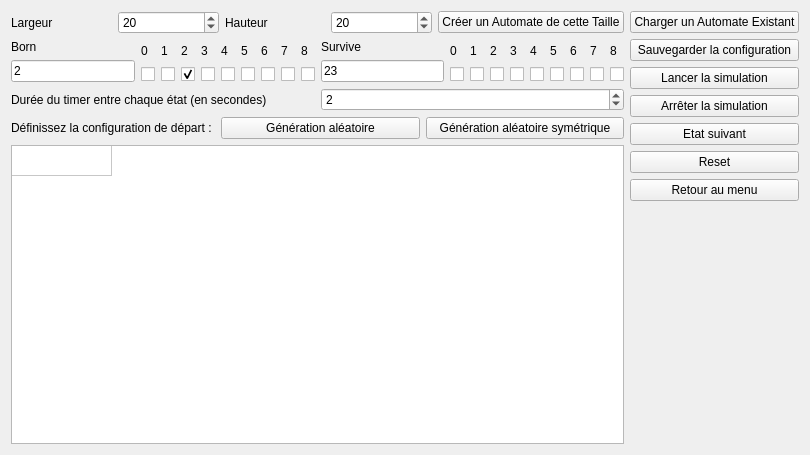
Qt form automate_2d.ui (artemisart/lo21-gameoflife) before a commit.
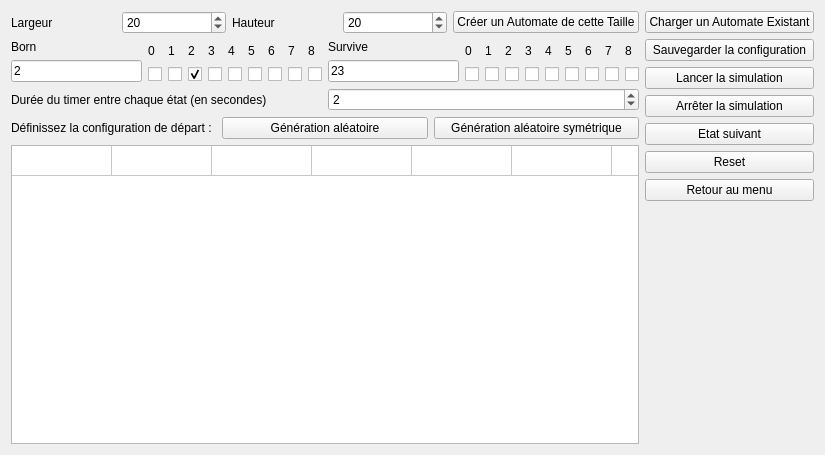
The same form after that commit.

```diff
--- a/automate_2d.ui
+++ b/automate_2d.ui
@@ -6,7 +6,7 @@
    <rect>
     <x>0</x>
     <y>0</y>
-    <width>810</width>
+    <width>825</width>
     <height>455</height>
    </rect>
   </property>
@@ -468,7 +468,7 @@
         <number>1</number>
        </property>
        <property name="columnCount">
-        <number>1</number>
+        <number>8</number>
        </property>
        <attribute name="horizontalHeaderVisible">
         <bool>false</bool>
@@ -486,6 +486,41 @@
          <string>Nouvelle colonne</string>
         </property>
        </column>
+       <column>
+        <property name="text">
+         <string>Nouvelle colonne</string>
+        </property>
+       </column>
+       <column>
+        <property name="text">
+         <string>Nouvelle colonne</string>
+        </property>
+       </column>
+       <column>
+        <property name="text">
+         <string>Nouvelle colonne</string>
+        </property>
+       </column>
+       <column>
+        <property name="text">
+         <string>Nouvelle colonne</string>
+        </property>
+       </column>
+       <column>
+        <property name="text">
+         <string>Nouvelle colonne</string>
+        </property>
+       </column>
+       <column>
+        <property name="text">
+         <string>Nouvelle colonne</string>
+        </property>
+       </column>
+       <column>
+        <property name="text">
+         <string>Nouvelle colonne</string>
+        </property>
+       </column>
       </widget>
      </item>
     </layout>
```
